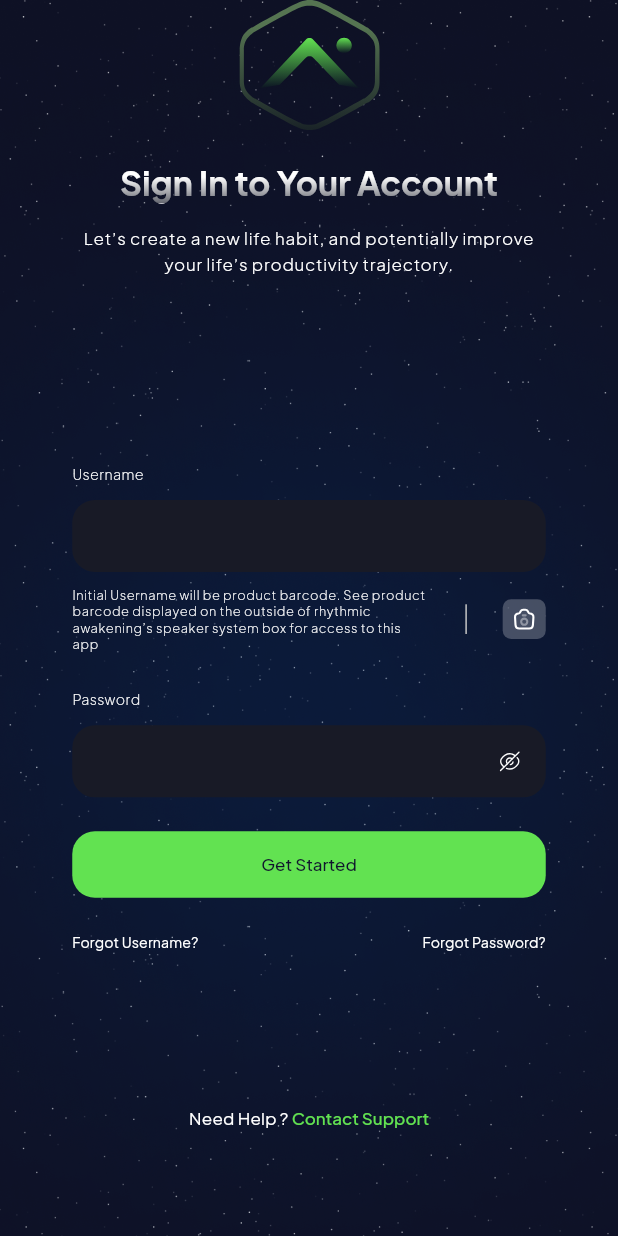
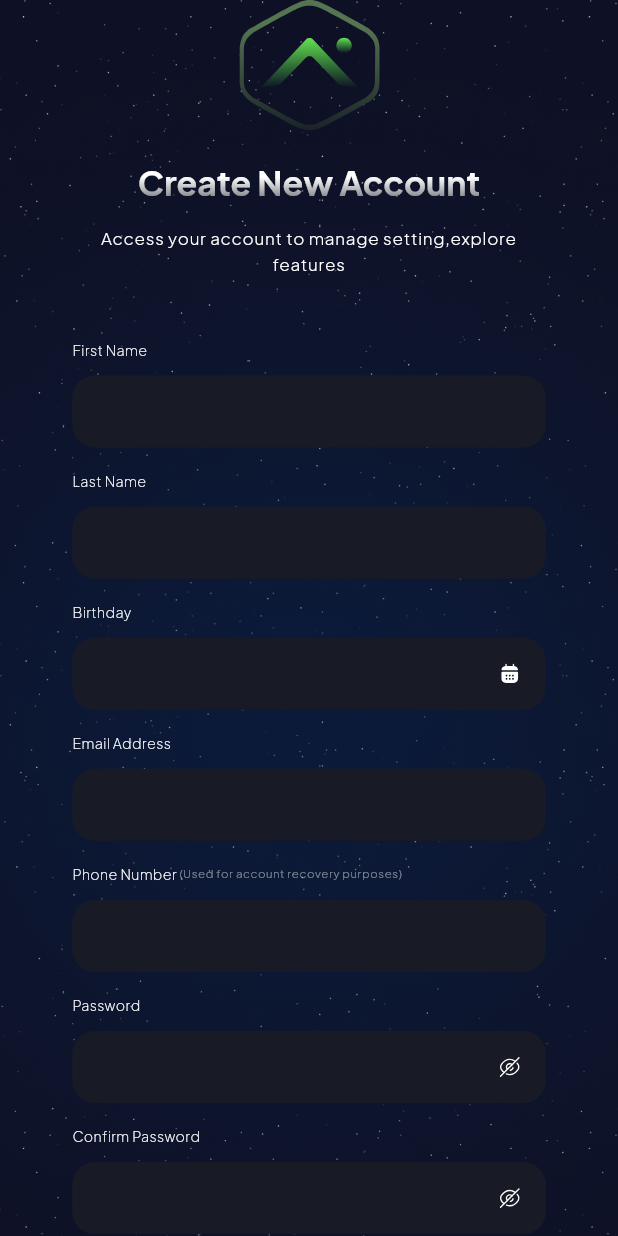
Before and after one commit to Uzair-Qaiser/rhythmic_awake, a Flutter app: the screen it shows after launch, on a phone screen of 412 x 824 dp. Run offline on Flutter 3.47's test engine with Material 3 defaults, Android fonts, the phone set to English and light mode, and no system bars; our stand-ins replace flutter_screenutil, flutter_svg, go_router.

Commit message:
signup view

```diff
--- a/lib/config/routes/route_names.dart
+++ b/lib/config/routes/route_names.dart
@@ -1,3 +1,4 @@
 sealed class RouteName{
-  static const String login="/";
+  static const String login="/login";
+  static const String signup="/";
 }
--- a/lib/config/routes/routes.dart
+++ b/lib/config/routes/routes.dart
@@ -5,12 +5,17 @@ import 'package:rhythmic_awake/view/views.dart';
 
 final GoRouter appRouter = GoRouter(
   routes: [
-
     GoRoute(
       path: RouteName.login,
       name: RouteName.login,
      builder: (context, state) => const LoginView(),
     ),
+    GoRoute(
+      path: RouteName.signup,
+      name: RouteName.signup,
+      builder: (context, state) => const SignupView(),
+    ),
+
 
 
   ],
--- a/lib/utils/app_images.dart
+++ b/lib/utils/app_images.dart
@@ -3,4 +3,6 @@ sealed class AppImages{
   static const appIcon="assets/icons/app_icon.svg";
   static const cameraIcon="assets/icons/camera.svg";
   static const hiddenIcon="assets/icons/eye-slash.svg";
+  static const calenderIcon="assets/icons/calendar.svg";
+  static const checkIcon="assets/icons/check.svg";
 }
--- /dev/null
+++ b/lib/view/signup/signup_view.dart
@@ -0,0 +1,34 @@
+import 'package:flutter/material.dart';
+import 'package:flutter_screenutil/flutter_screenutil.dart';
+import 'package:rhythmic_awake/view/signup/widgets/signup_bottom_section.dart';
+import 'package:rhythmic_awake/view/signup/widgets/signup_btn.dart';
+import 'package:rhythmic_awake/view/signup/widgets/signup_form.dart';
+import 'package:rhythmic_awake/view/signup/widgets/signup_top_section.dart';
+
+class SignupView extends StatelessWidget {
+  const SignupView({super.key});
+
+  @override
+  Widget build(BuildContext context) {
+    return Material(
+      child: SafeArea(
+        bottom: false,
+        child: SingleChildScrollView(
+          child: Padding(
+            padding: EdgeInsets.symmetric(horizontal: 47.w),
+            child: Column(
+              crossAxisAlignment: CrossAxisAlignment.center,
+              children: [
+                SignupTopSection(),
+                SignupForm(),
+                TermsCondWidget(),
+                SignupBtn(),
+                SizedBox(height: 35.h,)
+              ],
+            ),
+          ),
+        ),
+      ),
+    );
+  }
+}
--- /dev/null
+++ b/lib/view/signup/widgets/signup_bottom_section.dart
@@ -0,0 +1,40 @@
+import 'package:flutter/material.dart';
+import 'package:flutter_screenutil/flutter_screenutil.dart';
+import 'package:flutter_svg/svg.dart';
+import 'package:rhythmic_awake/utils/app_images.dart';
+import '../../../config/theme/app_colors.dart';
+class TermsCondWidget extends StatelessWidget {
+  const TermsCondWidget({super.key});
+
+  @override
+  Widget build(BuildContext context) {
+    return Column(children: [
+      SizedBox(height: 71.h,),
+      Row(
+        children: [
+          SvgPicture.asset(AppImages.checkIcon,height: 10.h,width: 10.w,),
+          SizedBox(width: 4.w,),
+          Flexible(
+            child: RichText(
+              text: TextSpan(
+                text: "I Agree to the ",
+                style: Theme.of(context).textTheme.titleSmall,
+                children: [
+                  TextSpan(
+                      text: "terms",
+                      style: Theme.of(context).textTheme.displayMedium!.copyWith(color:AppColors.limeGreenColor,decoration: TextDecoration.underline,decorationColor: AppColors.limeGreenColor)
+                  ),   TextSpan(
+                      text: " of Rhythmic Awakening’s Terms of Service.",
+                      style: Theme.of(context).textTheme.titleSmall,
+                  ),
+                ],
+              ),
+            ),
+          ),
+        ],
+      ),
+      SizedBox(height: 16.h,),
+
+    ],);
+  }
+}
--- /dev/null
+++ b/lib/view/signup/widgets/signup_btn.dart
@@ -0,0 +1,9 @@
+import '../../../widgets/custom_btn.dart';
+import 'package:flutter/material.dart';
+class SignupBtn extends StatelessWidget {
+  const SignupBtn({super.key});
+  @override
+  Widget build(BuildContext context) {
+    return CustomBtn(text: 'Get Started',);
+  }
+}
--- /dev/null
+++ b/lib/view/signup/widgets/signup_form.dart
@@ -0,0 +1,53 @@
+import 'package:flutter/material.dart';
+import 'package:flutter_screenutil/flutter_screenutil.dart';
+import 'package:flutter_svg/svg.dart';
+
+import '../../../config/theme/app_colors.dart';
+import '../../../utils/app_images.dart';
+import '../../../widgets/text_field_widget.dart';
+class SignupForm extends StatelessWidget {
+  const SignupForm({super.key});
+
+  @override
+  Widget build(BuildContext context) {
+    return    Column(
+      children: [
+        CustomTextField(
+          labelText: "First Name",
+          controller: TextEditingController(),),
+        SizedBox(height: 16.h),
+        CustomTextField(
+          labelText: "Last Name",
+          controller: TextEditingController(),),
+        SizedBox(height: 16.h),
+        CustomTextField(
+          labelText: "Birthday",
+          suffixIcon: Padding(padding: EdgeInsets.symmetric(horizontal: 16,vertical: 16),
+              child: SvgPicture.asset(AppImages.calenderIcon,height: 12.h,width: 12.w,)),
+          controller: TextEditingController(),),
+        SizedBox(height: 16.h), CustomTextField(
+          labelText: "Email Address",
+          controller: TextEditingController(),),
+        SizedBox(height: 16.h),
+        CustomTextField(
+          labelText: "Phone Number",
+          subLabel: " (Used for account recovery purposes)",
+          controller: TextEditingController(),),
+        SizedBox(height: 16.h),
+        CustomTextField(
+          labelText: "Password",
+          suffixIcon: Padding(padding: EdgeInsets.symmetric(horizontal: 16,vertical: 16),
+              child: SvgPicture.asset(AppImages.hiddenIcon,height: 12.h,width: 12.w,)), hintText: '', controller: TextEditingController(),
+        ),
+        SizedBox(height: 16.h),
+        CustomTextField(
+          labelText: "Confirm Password",
+          suffixIcon: Padding(padding: EdgeInsets.symmetric(horizontal: 16,vertical: 16),
+              child: SvgPicture.asset(AppImages.hiddenIcon,height: 12.h,width: 12.w,)), hintText: '', controller: TextEditingController(),
+        ),
+        SizedBox(height: 24.h,),
+
+      ],
+    );
+  }
+}
--- /dev/null
+++ b/lib/view/signup/widgets/signup_top_section.dart
@@ -0,0 +1,34 @@
+import 'package:flutter/material.dart';
+import 'package:flutter_screenutil/flutter_screenutil.dart';
+import 'package:flutter_svg/svg.dart';
+import '../../../config/theme/app_colors.dart';
+import '../../../utils/app_images.dart';
+import '../../../widgets/gradient_text.dart';
+class SignupTopSection extends StatelessWidget {
+  const SignupTopSection({super.key});
+
+  @override
+  Widget build(BuildContext context) {
+    return Column(children: [
+      SvgPicture.asset(AppImages.appIcon, width: 100.w, height: 92.h),
+      SizedBox(height: 22.h),
+      GradientText(
+        'Create New Account',
+        style: Theme.of(context).textTheme.headlineLarge!,
+        gradient: LinearGradient(
+          colors: [AppColors.whiteColor, AppColors.blueColor2],
+          begin: Alignment.topCenter,
+          end: Alignment.bottomCenter,
+          stops: [0.28, 1],
+        ),
+      ),
+      SizedBox(height: 16.h),
+      Text(
+        "Access your account to manage setting,explore features",
+        style: Theme.of(context).textTheme.bodyLarge,
+        textAlign: TextAlign.center,
+      ),
+      SizedBox(height: 44.h),
+    ],);
+  }
+}
--- a/lib/view/views.dart
+++ b/lib/view/views.dart
@@ -1 +1,2 @@
 export 'login/login_view.dart';
+export 'signup/signup_view.dart';
--- a/lib/widgets/text_field_widget.dart
+++ b/lib/widgets/text_field_widget.dart
@@ -12,6 +12,7 @@ class CustomTextField extends StatelessWidget {
     this.counterText,
      this.hintText,
     this.labelText,
+    this.subLabel,
     this.focusNode,
     required this.controller,
     this.maxLength,
@@ -26,6 +27,7 @@ class CustomTextField extends StatelessWidget {
   final Widget? prefixIcon;
   final String? hintText;
   final String? labelText;
+  final String? subLabel;
   final FocusNode? focusNode;
   final TextEditingController controller;
   final TextInputType? keyboardType;
@@ -40,12 +42,21 @@ class CustomTextField extends StatelessWidget {
     return Column(
       children: [
      if ( labelText!=null) ...[
+       Row(
+         children: [
            Align(
               alignment: Alignment.topLeft,
               child: Text(
                 labelText!,
                 style: Theme.of(context).textTheme.bodyMedium,
               ),
+            ),
+           if(subLabel!=null)Text(
+              subLabel!,
+              style: Theme.of(context).textTheme.bodySmall?.copyWith(fontSize: 8.sp,color: AppColors.whiteColor.withValues(alpha: 0.5)),
+            ),
+
+         ],
        ),
        SizedBox(height: 12.h),
      ],
```
Also changed, not shown: assets/icons/calendar.svg (added), assets/icons/check.svg (added). Lines whose indentation alone changed are shown as unchanged.
